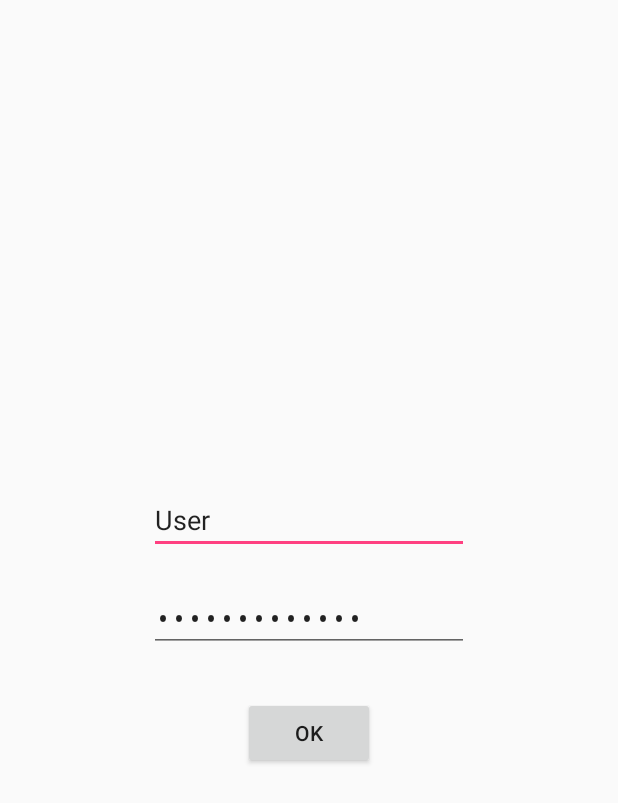
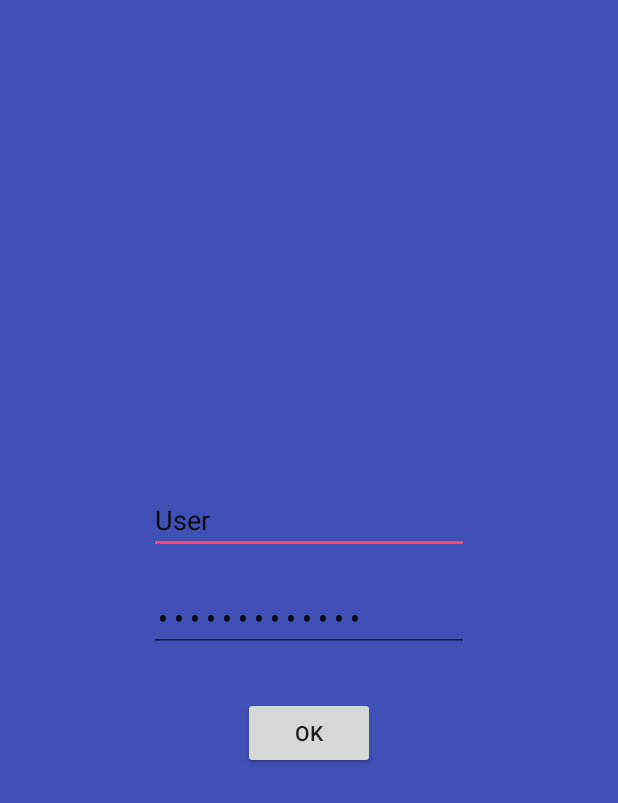
Before and after one commit to nadiamas/Raconte-Moi, an Android app: the screen it shows after launch (MainActivity), on a phone screen of 412 x 824 dp. Shown: the top 803 px of the screen. Run offline under Robolectric (Android 15) with nearby library versions, the phone set to English and light mode, and no system bars.

Commit message:
Apdate IHM Login

```diff
--- a/app/src/main/res/layout/activity_main.xml
+++ b/app/src/main/res/layout/activity_main.xml
@@ -8,7 +8,8 @@
     android:paddingLeft="@dimen/activity_horizontal_margin"
     android:paddingRight="@dimen/activity_horizontal_margin"
     android:paddingTop="@dimen/activity_vertical_margin"
-    tools:context="com.example.benzait27.raconte_moi.MainActivity">
+    tools:context="com.example.benzait27.raconte_moi.MainActivity"
+    android:background="@color/colorPrimary">
 
     <EditText
         android:layout_width="wrap_content"
```
